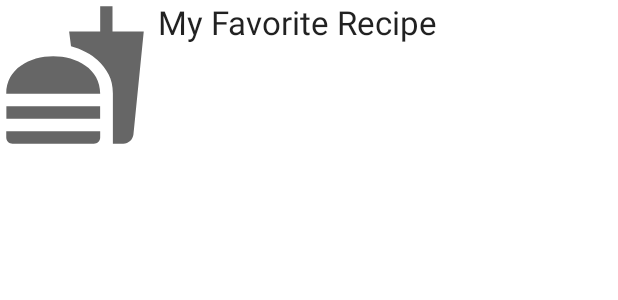
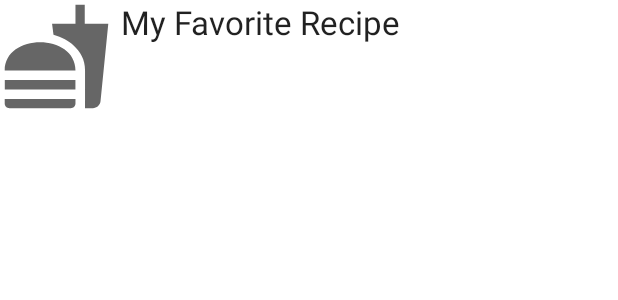
Before and after one commit to Recishop/Recishop, an Android app: the layout item_recipe.xml on its own in the app's theme, with its tools: preview values and no code run, on a phone screen of 412 x 824 dp. Shown: the top 300 px of the screen. Run offline under Robolectric (Android 15) with nearby library versions, the phone set to English and light mode, and no system bars.

```diff
--- a/app/src/main/res/layout/item_recipe.xml
+++ b/app/src/main/res/layout/item_recipe.xml
@@ -7,8 +7,8 @@
 
     <ImageView
         android:id="@+id/ivRecipePicture"
-        android:layout_width="100dp"
-        android:layout_height="100dp"
+        android:layout_width="75dp"
+        android:layout_height="75dp"
         android:layout_alignParentStart="true"
         app:srcCompat="@drawable/ic_baseline_fastfood_24" />
 
@@ -22,6 +22,4 @@
         tools:text="My Favorite Recipe"
         />
 
-
-
 </RelativeLayout>
--- a/app/src/main/res/menu/menu_profile_fragment_menu.xml
+++ b/app/src/main/res/menu/menu_profile_fragment_menu.xml
@@ -6,4 +6,10 @@
         android:id="@+id/action_menuBtnSignout"
         android:title="Sign out"
         app:showAsAction="never" />
+
+    <item
+        android:id="@+id/action_menuBtnNewRecipe"
+        android:title="New recipe"
+        android:icon="@drawable/ic_baseline_add_24"
+        app:showAsAction="always"/>
 </menu>
```
Also changed, not shown: app/src/main/java/com/example/recishop/fragments/ProfileFragment.java (+10 -2 lines), app/src/main/res/drawable/ic_baseline_add_24.xml (added, +10 -0 lines).
